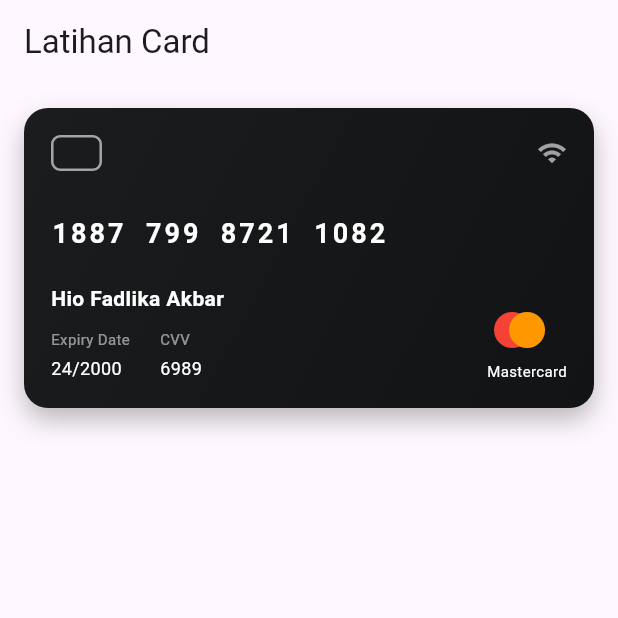
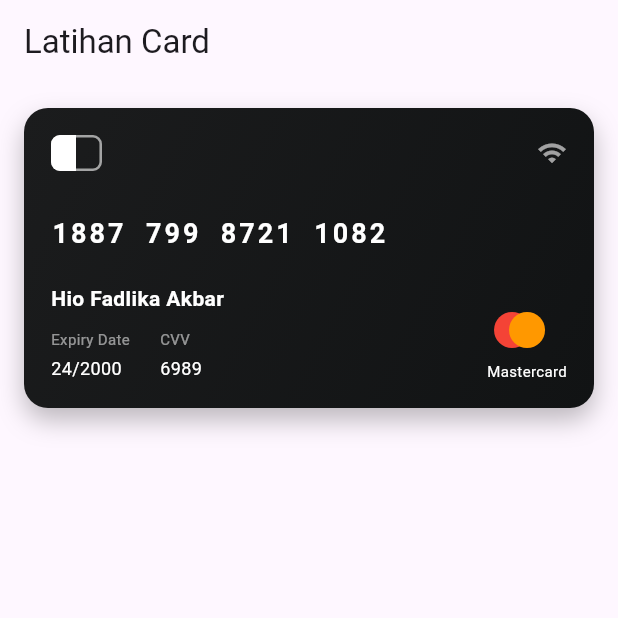
Before and after one commit to hiofadlikaakbar/tugas_week_8_1123150077, a Flutter app: the screen it shows after launch, on a phone screen of 412 x 824 dp, the top half of it. Run offline on Flutter 3.47's test engine with Material 3 defaults, Android fonts, the phone set to English and light mode, and no system bars.

Commit message:
menambah fill warna di icon kartu kredit

```diff
--- a/lib/pages/home_page.dart
+++ b/lib/pages/home_page.dart
@@ -49,6 +49,12 @@ class HomePage extends StatelessWidget {
                             border: Border.all(
                               color: Colors.white60,
                               width: 1.7,
+                            ),
+                            gradient: const LinearGradient(
+                              begin: AlignmentGeometry.centerLeft,
+                              end: AlignmentGeometry.centerRight,
+                              colors: [Colors.white, Colors.transparent],
+                              stops: [0.5, 0.5],
                             ),
                           ),
                         ),
```
